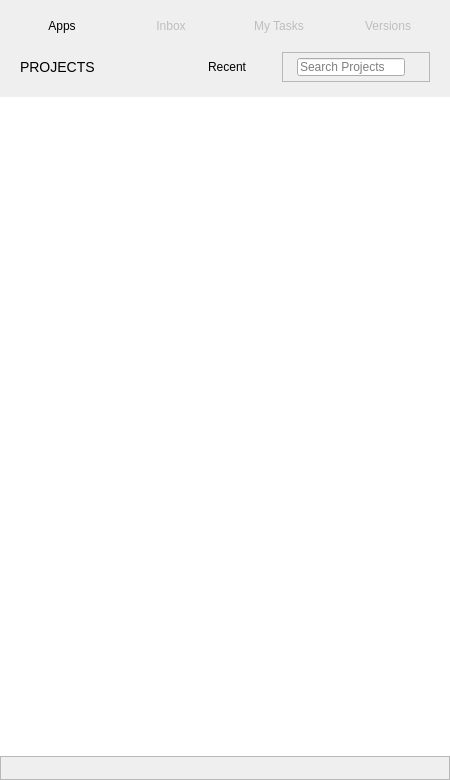
shotgunsoftware/tk-desktop, file resources/desktop_window.ui: the form before one commit.
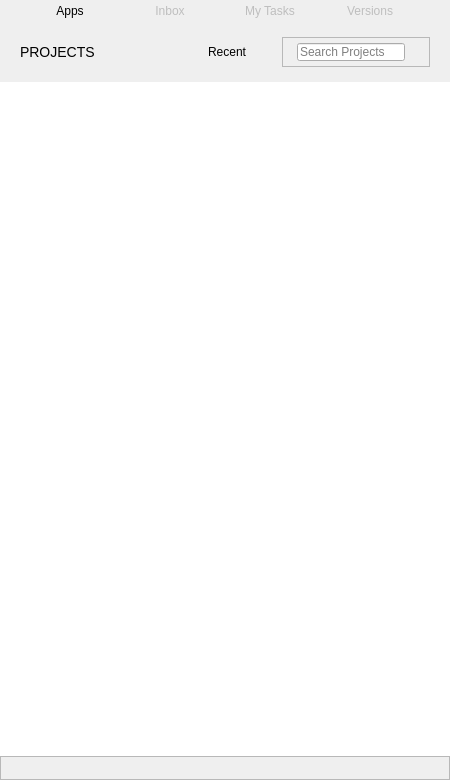
The form after the commit. Icons and pictures are not drawn. Custom widgets are drawn as their Qt base class.

Commit message: Ticket #24890 - Support for docking for toolbar on any side of the screen. No shadow to avoid artifact when first undocking.

Diff of the .ui file:
```diff
--- a/resources/desktop_window.ui
+++ b/resources/desktop_window.ui
@@ -46,16 +46,7 @@
     <property name="spacing">
      <number>0</number>
     </property>
-    <property name="leftMargin">
-     <number>0</number>
-    </property>
-    <property name="topMargin">
-     <number>15</number>
-    </property>
-    <property name="rightMargin">
-     <number>0</number>
-    </property>
-    <property name="bottomMargin">
+    <property name="margin">
      <number>0</number>
     </property>
     <item>
@@ -66,26 +57,22 @@
       <property name="frameShadow">
        <enum>QFrame::Raised</enum>
       </property>
-      <layout class="QHBoxLayout" name="horizontalLayout_2" stretch="0,0,0,0,0,0,0,0,0">
+      <layout class="QHBoxLayout" name="horizontalLayout_2" stretch="0,0,0,0,0">
        <property name="spacing">
-        <number>-1</number>
+        <number>20</number>
        </property>
-       <property name="margin">
+       <property name="leftMargin">
+        <number>30</number>
+       </property>
+       <property name="topMargin">
         <number>0</number>
        </property>
-       <item>
-        <spacer name="header_spacer_4">
-         <property name="orientation">
-          <enum>Qt::Horizontal</enum>
-         </property>
-         <property name="sizeHint" stdset="0">
-          <size>
-           <width>40</width>
-           <height>20</height>
-          </size>
-         </property>
-        </spacer>
-       </item>
+       <property name="rightMargin">
+        <number>0</number>
+       </property>
+       <property name="bottomMargin">
+        <number>0</number>
+       </property>
        <item>
         <widget class="QPushButton" name="apps_button">
          <property name="sizePolicy">
@@ -111,19 +98,6 @@
          </property>
         </widget>
        </item>
-       <item>
-        <spacer name="header_spacer_1">
-         <property name="orientation">
-          <enum>Qt::Horizontal</enum>
-         </property>
-         <property name="sizeHint" stdset="0">
-          <size>
-           <width>40</width>
-           <height>20</height>
-          </size>
-         </property>
-        </spacer>
-       </item>
        <item>
         <widget class="QPushButton" name="inbox_button">
          <property name="enabled">
@@ -152,19 +126,6 @@
          </property>
         </widget>
        </item>
-       <item>
-        <spacer name="header_spacer_2">
-         <property name="orientation">
-          <enum>Qt::Horizontal</enum>
-         </property>
-         <property name="sizeHint" stdset="0">
-          <size>
-           <width>40</width>
-           <height>20</height>
-          </size>
-         </property>
-        </spacer>
-       </item>
        <item>
         <widget class="QPushButton" name="my_tasks_button">
          <property name="enabled">
@@ -193,19 +154,6 @@
          </property>
         </widget>
        </item>
-       <item>
-        <spacer name="header_spacer_3">
-         <property name="orientation">
-          <enum>Qt::Horizontal</enum>
-         </property>
-         <property name="sizeHint" stdset="0">
-          <size>
-           <width>40</width>
-           <height>20</height>
-          </size>
-         </property>
-        </spacer>
-       </item>
        <item>
         <widget class="QPushButton" name="versions_button">
          <property name="enabled">
@@ -444,11 +392,17 @@
         <item>
          <widget class="QListView" name="projects">
           <property name="sizePolicy">
-           <sizepolicy hsizetype="Expanding" vsizetype="MinimumExpanding">
+           <sizepolicy hsizetype="Preferred" vsizetype="MinimumExpanding">
             <horstretch>0</horstretch>
             <verstretch>0</verstretch>
            </sizepolicy>
           </property>
+          <property name="maximumSize">
+           <size>
+            <width>450</width>
+            <height>16777215</height>
+           </size>
+          </property>
           <property name="mouseTracking">
            <bool>true</bool>
           </property>
@@ -461,6 +415,9 @@
           <property name="lineWidth">
            <number>0</number>
           </property>
+          <property name="horizontalScrollBarPolicy">
+           <enum>Qt::ScrollBarAsNeeded</enum>
+          </property>
           <property name="editTriggers">
            <set>QAbstractItemView::NoEditTriggers</set>
           </property>
```
Left out of the diff: 2 changed lines with no effect on the pictures. The commit also changes 7 other files.
